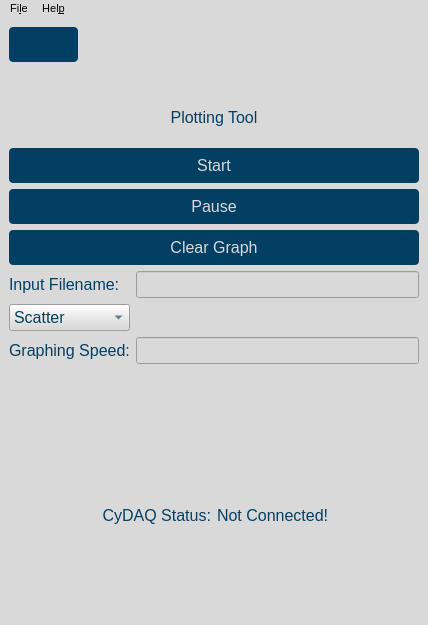
Qt form gui/qtdesigner/LiveStream.ui (wyattduber/CyDAQ) before a commit.
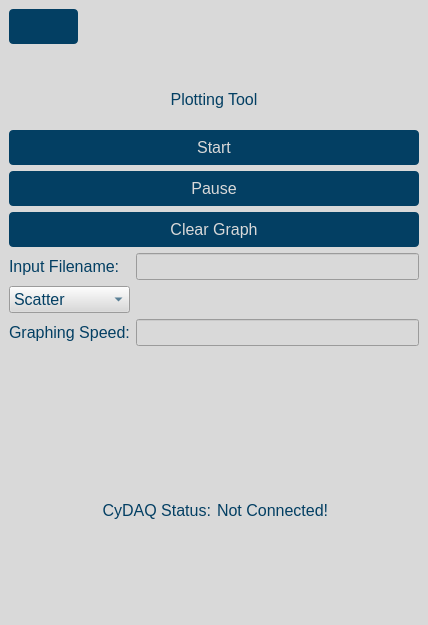
The same form after that commit. Icons and pictures are not drawn.

```diff
--- a/gui/qtdesigner/LiveStream.ui
+++ b/gui/qtdesigner/LiveStream.ui
@@ -251,36 +251,6 @@
     </item>
    </layout>
   </widget>
-  <widget class="QMenuBar" name="menubar">
-   <property name="geometry">
-    <rect>
-     <x>0</x>
-     <y>0</y>
-     <width>428</width>
-     <height>19</height>
-    </rect>
-   </property>
-   <property name="font">
-    <font>
-     <pointsize>8</pointsize>
-    </font>
-   </property>
-   <widget class="QMenu" name="menuFile">
-    <property name="title">
-     <string>Fi&amp;le</string>
-    </property>
-    <addaction name="actionRestart"/>
-    <addaction name="actionQuit"/>
-   </widget>
-   <widget class="QMenu" name="menuHelp">
-    <property name="title">
-     <string>Hel&amp;p</string>
-    </property>
-    <addaction name="actionPing_CyDAQ"/>
-   </widget>
-   <addaction name="menuFile"/>
-   <addaction name="menuHelp"/>
-  </widget>
   <widget class="QStatusBar" name="statusbar"/>
   <action name="actionRestart">
    <property name="text">
```
